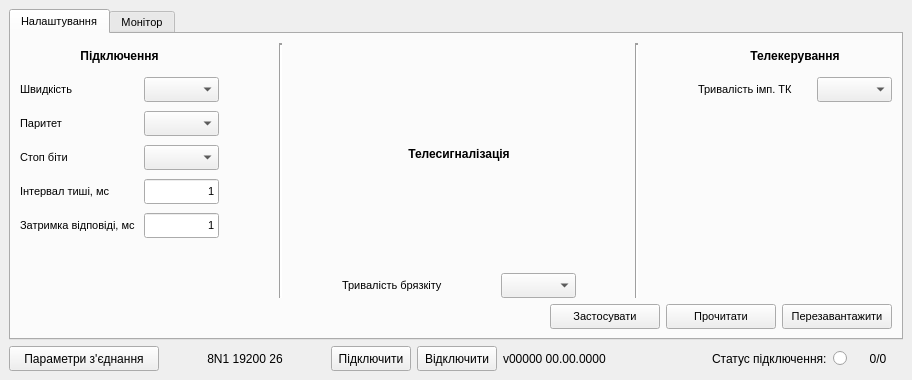
Goodjamp/Mdio, file mdio.ui: the form before one commit.
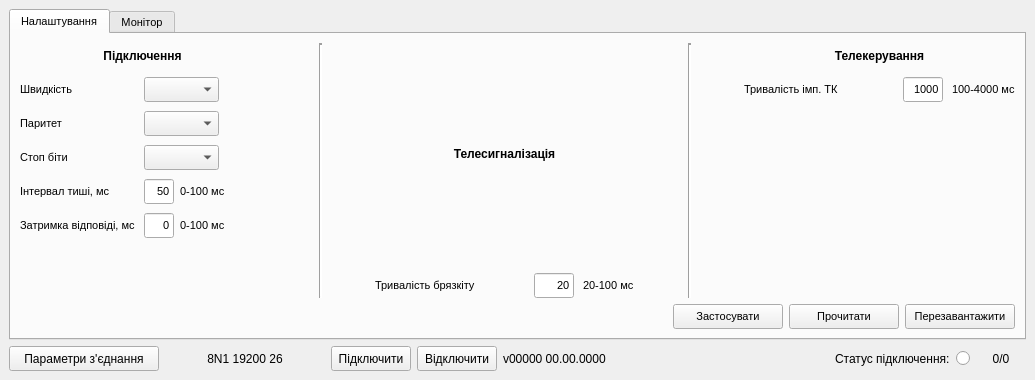
The form after the commit.

Patch:
```diff
--- a/mdio.ui
+++ b/mdio.ui
@@ -6,7 +6,7 @@
    <rect>
     <x>0</x>
     <y>0</y>
-    <width>912</width>
+    <width>1035</width>
     <height>380</height>
    </rect>
   </property>
@@ -76,8 +76,8 @@
             </item>
             <item>
              <layout class="QGridLayout" name="glConnectionInternal">
-              <item row="3" column="1">
-               <widget class="QLineEdit" name="lineEdit">
+              <item row="0" column="1">
+               <widget class="QComboBox" name="cbBaudRate">
                 <property name="minimumSize">
                  <size>
                   <width>75</width>
@@ -90,12 +90,6 @@
                   <height>25</height>
                  </size>
                 </property>
-                <property name="text">
-                 <string>1</string>
-                </property>
-                <property name="alignment">
-                 <set>Qt::AlignRight|Qt::AlignTrailing|Qt::AlignVCenter</set>
-                </property>
                </widget>
               </item>
               <item row="1" column="1">
@@ -114,28 +108,6 @@
                 </property>
                </widget>
               </item>
-              <item row="4" column="1">
-               <widget class="QLineEdit" name="lineEdit_2">
-                <property name="minimumSize">
-                 <size>
-                  <width>75</width>
-                  <height>25</height>
-                 </size>
-                </property>
-                <property name="maximumSize">
-                 <size>
-                  <width>75</width>
-                  <height>25</height>
-                 </size>
-                </property>
-                <property name="text">
-                 <string>1</string>
-                </property>
-                <property name="alignment">
-                 <set>Qt::AlignRight|Qt::AlignTrailing|Qt::AlignVCenter</set>
-                </property>
-               </widget>
-              </item>
               <item row="3" column="0">
                <widget class="QLabel" name="lSilentInterval">
                 <property name="minimumSize">
@@ -155,25 +127,6 @@
                 </property>
                </widget>
               </item>
-              <item row="0" column="0">
-               <widget class="QLabel" name="lBaudRate">
-                <property name="minimumSize">
-                 <size>
-                  <width>115</width>
-                  <height>25</height>
-                 </size>
-                </property>
-                <property name="maximumSize">
-                 <size>
-                  <width>115</width>
-                  <height>25</height>
-                 </size>
-                </property>
-                <property name="text">
-                 <string>Швидкість</string>
-                </property>
-               </widget>
-              </item>
               <item row="2" column="0">
                <widget class="QLabel" name="lStopBits">
                 <property name="minimumSize">
@@ -193,6 +146,25 @@
                 </property>
                </widget>
               </item>
+              <item row="0" column="0">
+               <widget class="QLabel" name="lBaudRate">
+                <property name="minimumSize">
+                 <size>
+                  <width>115</width>
+                  <height>25</height>
+                 </size>
+                </property>
+                <property name="maximumSize">
+                 <size>
+                  <width>115</width>
+                  <height>25</height>
+                 </size>
+                </property>
+                <property name="text">
+                 <string>Швидкість</string>
+                </property>
+               </widget>
+              </item>
               <item row="1" column="0">
                <widget class="QLabel" name="lParity">
                 <property name="minimumSize">
@@ -212,6 +184,22 @@
                 </property>
                </widget>
               </item>
+              <item row="2" column="1">
+               <widget class="QComboBox" name="cbStopBits">
+                <property name="minimumSize">
+                 <size>
+                  <width>75</width>
+                  <height>25</height>
+                 </size>
+                </property>
+                <property name="maximumSize">
+                 <size>
+                  <width>75</width>
+                  <height>25</height>
+                 </size>
+                </property>
+               </widget>
+              </item>
               <item row="4" column="0">
                <widget class="QLabel" name="lBaudRate_2">
                 <property name="minimumSize">
@@ -231,37 +219,109 @@
                 </property>
                </widget>
               </item>
-              <item row="2" column="1">
-               <widget class="QComboBox" name="cbStopBits">
-                <property name="minimumSize">
-                 <size>
-                  <width>75</width>
-                  <height>25</height>
-                 </size>
+              <item row="3" column="1">
+               <layout class="QHBoxLayout" name="horizontalLayout_5">
+                <property name="spacing">
+                 <number>0</number>
                 </property>
-                <property name="maximumSize">
-                 <size>
-                  <width>75</width>
-                  <height>25</height>
-                 </size>
+                <property name="leftMargin">
+                 <number>0</number>
                 </property>
-               </widget>
+                <item>
+                 <widget class="QLineEdit" name="leSilentInterval">
+                  <property name="minimumSize">
+                   <size>
+                    <width>30</width>
+                    <height>25</height>
+                   </size>
+                  </property>
+                  <property name="maximumSize">
+                   <size>
+                    <width>30</width>
+                    <height>25</height>
+                   </size>
+                  </property>
+                  <property name="text">
+                   <string>50</string>
+                  </property>
+                  <property name="alignment">
+                   <set>Qt::AlignRight|Qt::AlignTrailing|Qt::AlignVCenter</set>
+                  </property>
+                 </widget>
+                </item>
+                <item>
+                 <widget class="QLabel" name="label_10">
+                  <property name="text">
+                   <string>  0-100 мс</string>
+                  </property>
+                 </widget>
+                </item>
+                <item>
+                 <spacer name="horizontalSpacer_10">
+                  <property name="orientation">
+                   <enum>Qt::Horizontal</enum>
+                  </property>
+                  <property name="sizeHint" stdset="0">
+                   <size>
+                    <width>40</width>
+                    <height>20</height>
+                   </size>
+                  </property>
+                 </spacer>
+                </item>
+               </layout>
               </item>
-              <item row="0" column="1">
-               <widget class="QComboBox" name="cbBaudRate">
-                <property name="minimumSize">
-                 <size>
-                  <width>75</width>
-                  <height>25</height>
-                 </size>
+              <item row="4" column="1">
+               <layout class="QHBoxLayout" name="horizontalLayout_7">
+                <property name="spacing">
+                 <number>0</number>
                 </property>
-                <property name="maximumSize">
-                 <size>
-                  <width>75</width>
-                  <height>25</height>
-                 </size>
+                <property name="leftMargin">
+                 <number>0</number>
                 </property>
-               </widget>
+                <item>
+                 <widget class="QLineEdit" name="leReplyDelay">
+                  <property name="minimumSize">
+                   <size>
+                    <width>30</width>
+                    <height>25</height>
+                   </size>
+                  </property>
+                  <property name="maximumSize">
+                   <size>
+                    <width>30</width>
+                    <height>25</height>
+                   </size>
+                  </property>
+                  <property name="text">
+                   <string>0</string>
+                  </property>
+                  <property name="alignment">
+                   <set>Qt::AlignRight|Qt::AlignTrailing|Qt::AlignVCenter</set>
+                  </property>
+                 </widget>
+                </item>
+                <item>
+                 <widget class="QLabel" name="label_11">
+                  <property name="text">
+                   <string>  0-100 мс</string>
+                  </property>
+                 </widget>
+                </item>
+                <item>
+                 <spacer name="horizontalSpacer_11">
+                  <property name="orientation">
+                   <enum>Qt::Horizontal</enum>
+                  </property>
+                  <property name="sizeHint" stdset="0">
+                   <size>
+                    <width>40</width>
+                    <height>20</height>
+                   </size>
+                  </property>
+                 </spacer>
+                </item>
+               </layout>
               </item>
              </layout>
             </item>
@@ -352,6 +412,28 @@
             </item>
             <item>
              <layout class="QGridLayout" name="glConnectionInternal_2">
+              <item row="0" column="2">
+               <widget class="QLineEdit" name="leDebounceInterval">
+                <property name="minimumSize">
+                 <size>
+                  <width>40</width>
+                  <height>25</height>
+                 </size>
+                </property>
+                <property name="maximumSize">
+                 <size>
+                  <width>40</width>
+                  <height>25</height>
+                 </size>
+                </property>
+                <property name="text">
+                 <string>20</string>
+                </property>
+                <property name="alignment">
+                 <set>Qt::AlignRight|Qt::AlignTrailing|Qt::AlignVCenter</set>
+                </property>
+               </widget>
+              </item>
               <item row="0" column="0">
                <widget class="QLabel" name="lBounceTimeoute">
                 <property name="minimumSize">
@@ -371,22 +453,6 @@
                 </property>
                </widget>
               </item>
-              <item row="0" column="2">
-               <widget class="QComboBox" name="cbBounceTimeoute">
-                <property name="minimumSize">
-                 <size>
-                  <width>75</width>
-                  <height>25</height>
-                 </size>
-                </property>
-                <property name="maximumSize">
-                 <size>
-                  <width>75</width>
-                  <height>25</height>
-                 </size>
-                </property>
-               </widget>
-              </item>
               <item row="0" column="1">
                <spacer name="horizontalSpacer_7">
                 <property name="orientation">
@@ -400,6 +466,13 @@
                 </property>
                </spacer>
               </item>
+              <item row="0" column="3">
+               <widget class="QLabel" name="label_8">
+                <property name="text">
+                 <string>20-100 мс</string>
+                </property>
+               </widget>
+              </item>
              </layout>
             </item>
            </layout>
@@ -476,22 +549,6 @@
             </item>
             <item>
              <layout class="QGridLayout" name="glConnectionInternal_3">
-              <item row="0" column="1">
-               <widget class="QComboBox" name="cbBounceTimeoute_2">
-                <property name="minimumSize">
-                 <size>
-                  <width>75</width>
-                  <height>25</height>
-                 </size>
-                </property>
-                <property name="maximumSize">
-                 <size>
-                  <width>75</width>
-                  <height>25</height>
-                 </size>
-                </property>
-               </widget>
-              </item>
               <item row="0" column="0">
                <widget class="QLabel" name="lBounceTimeoute_2">
                 <property name="minimumSize">
@@ -511,6 +568,48 @@
                 </property>
                </widget>
               </item>
+              <item row="0" column="1">
+               <spacer name="horizontalSpacer_8">
+                <property name="orientation">
+                 <enum>Qt::Horizontal</enum>
+                </property>
+                <property name="sizeHint" stdset="0">
+                 <size>
+                  <width>40</width>
+                  <height>20</height>
+                 </size>
+                </property>
+               </spacer>
+              </item>
+              <item row="0" column="2">
+               <widget class="QLineEdit" name="lePulsDuration">
+                <property name="minimumSize">
+                 <size>
+                  <width>40</width>
+                  <height>25</height>
+                 </size>
+                </property>
+                <property name="maximumSize">
+                 <size>
+                  <width>40</width>
+                  <height>25</height>
+                 </size>
+                </property>
+                <property name="text">
+                 <string>1000</string>
+                </property>
+                <property name="alignment">
+                 <set>Qt::AlignRight|Qt::AlignTrailing|Qt::AlignVCenter</set>
+                </property>
+               </widget>
+              </item>
+              <item row="0" column="3">
+               <widget class="QLabel" name="label_9">
+                <property name="text">
+                 <string>100-4000 мс</string>
+                </property>
+               </widget>
+              </item>
              </layout>
             </item>
             <item>
```
